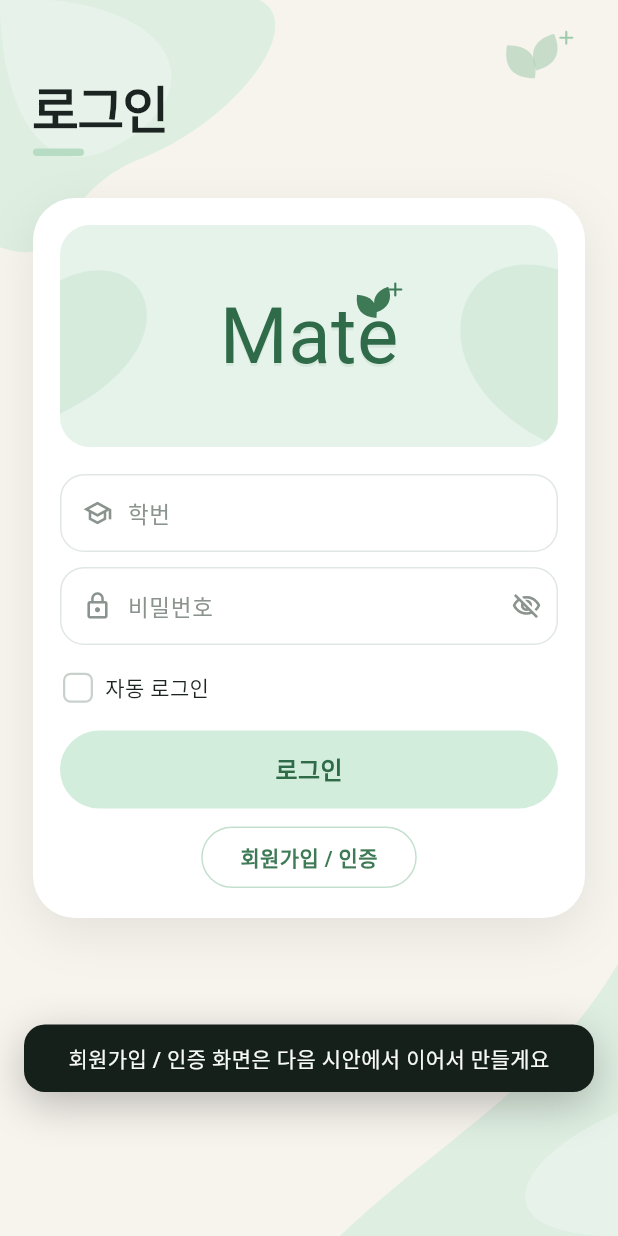
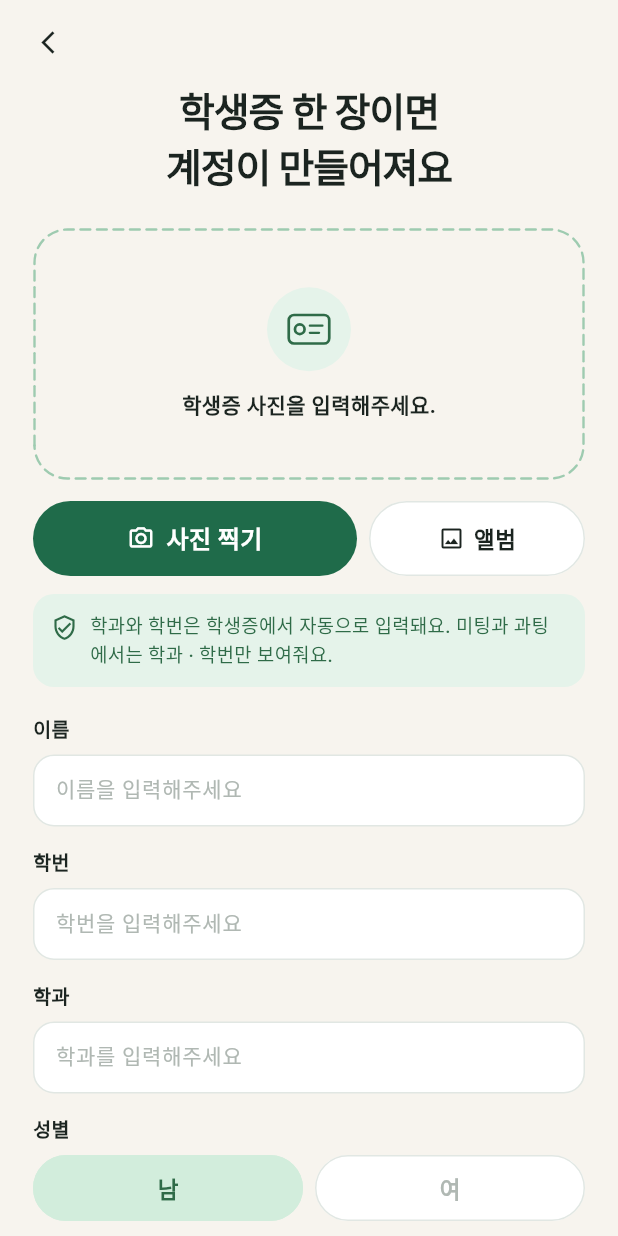
Before and after one commit to kimjieun060510/hack, a Flutter app: the screen it shows after launch, after a tap on "회원가입 / 인증", on a phone screen of 412 x 824 dp. Run offline on Flutter 3.47's test engine with Material 3 defaults, Android fonts, the phone set to English and light mode, and no system bars; Roboto replaces fonts that are missing (Jua).

Commit message:
Add signup screen matching the student-ID mock
회원가입/인증 opens a form with a fake ID scan, auto-filled name,
student ID and department, gender, and submit. Submit returns to
login with the student ID filled in. Camera and gallery are not
opened yet.

Co-authored-by: skswjrxla <skswjrxla@users.noreply.github.com>

```diff
--- /dev/null
+++ b/mate-flutter/lib/auth_ui.dart
@@ -0,0 +1,17 @@
+import 'package:flutter/material.dart';
+
+/// 로그인 · 회원가입이 같이 쓰는 색.
+class AuthUi {
+  static const bg = Color(0xFFF7F4EE);
+  static const blob = Color(0xFFD9EDDF);
+  static const blobSoft = Color(0xFFE7F3EA);
+  static const ink = Color(0xFF1B2420);
+  static const mut = Color(0xFF8A938D);
+  static const line = Color(0xFFE1E7E3);
+  static const mint = Color(0xFFE5F3EA);
+  static const mintBtn = Color(0xFFD2EDDC);
+  static const green = Color(0xFF3E7A55);
+  static const greenDeep = Color(0xFF2F6B48);
+  static const leaf = Color(0xFF9FCBAD);
+  static const priFill = Color(0xFF1F6B4A);
+}
--- a/mate-flutter/lib/screens/login.dart
+++ b/mate-flutter/lib/screens/login.dart
@@ -1,26 +1,12 @@
 import 'package:flutter/material.dart';
 import 'package:flutter/services.dart';
 
+import '../auth_ui.dart';
 import '../state.dart';
 import '../widgets.dart';
 
 /// 로그인 화면 (시안 그대로).
 /// 학번/비번 검사는 하지 않아요. 채널톡 연동 전까지는 로그인 버튼을 누르면 들어간 척만 해요.
-/// 회원가입 / 인증 화면은 다음 시안에서 붙입니다.
-
-class AuthUi {
-  static const bg = Color(0xFFF7F4EE);
-  static const blob = Color(0xFFD9EDDF);
-  static const blobSoft = Color(0xFFE7F3EA);
-  static const ink = Color(0xFF1B2420);
-  static const mut = Color(0xFF8A938D);
-  static const line = Color(0xFFE1E7E3);
-  static const mint = Color(0xFFE5F3EA);
-  static const mintBtn = Color(0xFFD2EDDC);
-  static const green = Color(0xFF3E7A55);
-  static const greenDeep = Color(0xFF2F6B48);
-  static const leaf = Color(0xFF9FCBAD);
-}
 
 class LoginScreen extends LiveView {
   const LoginScreen({super.key});
--- /dev/null
+++ b/mate-flutter/lib/screens/signup.dart
@@ -0,0 +1,414 @@
+import 'package:flutter/material.dart';
+import 'package:flutter/services.dart';
+
+import '../auth_ui.dart';
+import '../state.dart';
+import '../widgets.dart';
+
+/// 회원가입 / 인증 화면 (시안 그대로).
+/// 사진 찍기·앨범은 카메라를 켜지 않고, 학생증을 읽은 척만 해요. 채널톡 연동은 아직 없습니다.
+
+class SignupScreen extends LiveView {
+  const SignupScreen({super.key});
+
+  @override
+  Widget body(BuildContext context) {
+    return AnnotatedRegion<SystemUiOverlayStyle>(
+      value: SystemUiOverlayStyle.dark.copyWith(statusBarColor: Colors.transparent),
+      child: ColoredBox(
+        color: AuthUi.bg,
+        child: SafeArea(
+          child: Column(children: [
+            Padding(
+              padding: const EdgeInsets.fromLTRB(8, 4, 8, 0),
+              child: Align(
+                alignment: Alignment.centerLeft,
+                child: IconButton(
+                  key: const Key('signupBack'),
+                  tooltip: '로그인으로',
+                  onPressed: app.backToLogin,
+                  icon: const Icon(Icons.arrow_back_ios_new, size: 18, color: AuthUi.ink),
+                ),
+              ),
+            ),
+            Expanded(
+              child: LayoutBuilder(builder: (context, constraints) {
+                return SingleChildScrollView(
+                  padding: EdgeInsets.fromLTRB(22, 4, 22, 24 + MediaQuery.viewInsetsOf(context).bottom),
+                  child: ConstrainedBox(
+                    constraints: BoxConstraints(minHeight: constraints.maxHeight - 8),
+                    child: const _SignupForm(),
+                  ),
+                );
+              }),
+            ),
+          ]),
+        ),
+      ),
+    );
+  }
+}
+
+class _SignupForm extends LiveView {
+  const _SignupForm();
+
+  @override
+  Widget body(BuildContext context) {
+    return Column(crossAxisAlignment: CrossAxisAlignment.stretch, children: [
+      const Text(
+        '학생증 한 장이면\n계정이 만들어져요',
+        textAlign: TextAlign.center,
+        style: TextStyle(
+          fontSize: 26,
+          fontWeight: FontWeight.w800,
+          color: AuthUi.ink,
+          height: 1.35,
+          letterSpacing: -0.8,
+        ),
+      ),
+      const SizedBox(height: 22),
+      const _PhotoBox(),
+      const SizedBox(height: 14),
+      Row(children: [
+        Expanded(
+          flex: 3,
+          child: _FillBtn(
+            key: const Key('signupCamera'),
+            label: '사진 찍기',
+            icon: Icons.photo_camera_outlined,
+            onTap: app.signupPhoto == 'scanning' ? null : app.fakeSignupPhoto,
+          ),
+        ),
+        const SizedBox(width: 8),
+        Expanded(
+          flex: 2,
+          child: _GhostBtn(
+            key: const Key('signupAlbum'),
+            label: '앨범',
+            icon: Icons.image_outlined,
+            onTap: app.signupPhoto == 'scanning' ? null : app.fakeSignupPhoto,
+          ),
+        ),
+      ]),
+      const SizedBox(height: 12),
+      const _InfoBanner(),
+      const SizedBox(height: 18),
+      _LabeledField(label: '이름', hint: '이름을 입력해주세요', controller: app.signupNameC),
+      const SizedBox(height: 14),
+      _LabeledField(
+        label: '학번',
+        hint: '학번을 입력해주세요',
+        controller: app.signupIdC,
+        keyboardType: TextInputType.number,
+        inputFormatters: [FilteringTextInputFormatter.digitsOnly],
+      ),
+      const SizedBox(height: 14),
+      _LabeledField(label: '학과', hint: '학과를 입력해주세요', controller: app.signupDeptC),
+      const SizedBox(height: 14),
+      const _GenderRow(),
+      const SizedBox(height: 22),
+      _FillBtn(
+        key: const Key('signupSubmit'),
+        label: '제출',
+        busy: app.signupBusy,
+        onTap: app.signupBusy ? null : app.submitSignup,
+      ),
+    ]);
+  }
+}
+
+class _PhotoBox extends LiveView {
+  const _PhotoBox();
+
+  @override
+  Widget body(BuildContext context) {
+    final st = app.signupPhoto;
+    Widget inner;
+    if (st == 'scanning') {
+      inner = const Column(mainAxisAlignment: MainAxisAlignment.center, children: [
+        SizedBox(width: 28, height: 28, child: CircularProgressIndicator(strokeWidth: 2.6, color: AuthUi.greenDeep)),
+        SizedBox(height: 12),
+        Text('학생증을 읽고 있어요', style: TextStyle(fontSize: 14, fontWeight: FontWeight.w600, color: AuthUi.ink)),
+      ]);
+    } else if (st == 'done') {
+      inner = const Column(mainAxisAlignment: MainAxisAlignment.center, children: [
+        _IdBadge(done: true),
+        SizedBox(height: 12),
+        Text('학생증이 인식됐어요.', style: TextStyle(fontSize: 14, fontWeight: FontWeight.w700, color: AuthUi.ink)),
+        SizedBox(height: 4),
+        Text('아래 정보가 맞는지 확인해주세요.', style: TextStyle(fontSize: 12, color: AuthUi.mut)),
+      ]);
+    } else {
+      inner = const Column(mainAxisAlignment: MainAxisAlignment.center, children: [
+        _IdBadge(done: false),
+        SizedBox(height: 12),
+        Text('학생증 사진을 입력해주세요.', style: TextStyle(fontSize: 14, fontWeight: FontWeight.w600, color: AuthUi.ink)),
+      ]);
+    }
+
+    return CustomPaint(
+      painter: _DashPainter(color: st == 'done' ? AuthUi.green : const Color(0xFF9ECBB0)),
+      child: Container(
+        height: 168,
+        width: double.infinity,
+        alignment: Alignment.center,
+        padding: const EdgeInsets.symmetric(horizontal: 16),
+        child: inner,
+      ),
+    );
+  }
+}
+
+class _IdBadge extends StatelessWidget {
+  final bool done;
+  const _IdBadge({required this.done});
+
+  @override
+  Widget build(BuildContext context) {
+    return Container(
+      width: 56,
+      height: 56,
+      decoration: const BoxDecoration(color: AuthUi.mint, shape: BoxShape.circle),
+      child: Center(
+        child: done
+            ? const Icon(Icons.check, color: AuthUi.greenDeep, size: 28)
+            : CustomPaint(size: const Size(28, 20), painter: _MiniIdPainter()),
+      ),
+    );
+  }
+}
+
+class _MiniIdPainter extends CustomPainter {
+  @override
+  void paint(Canvas canvas, Size size) {
+    final stroke = Paint()
+      ..color = AuthUi.greenDeep
+      ..style = PaintingStyle.stroke
+      ..strokeWidth = 1.8
+      ..strokeJoin = StrokeJoin.round;
+    final r = RRect.fromRectAndRadius(Rect.fromLTWH(0.5, 0.5, size.width - 1, size.height - 1), const Radius.circular(3.5));
+    canvas.drawRRect(r, stroke);
+    canvas.drawCircle(Offset(size.width * 0.28, size.height * 0.50), 3.2, stroke);
+    final line = Paint()
+      ..color = AuthUi.greenDeep
+      ..strokeWidth = 1.5
+      ..strokeCap = StrokeCap.round;
+    canvas.drawLine(Offset(size.width * 0.52, size.height * 0.38), Offset(size.width * 0.82, size.height * 0.38), line);
+    canvas.drawLine(Offset(size.width * 0.52, size.height * 0.62), Offset(size.width * 0.74, size.height * 0.62), line);
+  }
+
+  @override
+  bool shouldRepaint(covariant CustomPainter oldDelegate) => false;
+}
+
+class _InfoBanner extends StatelessWidget {
+  const _InfoBanner();
+
+  @override
+  Widget build(BuildContext context) {
+    return Container(
+      padding: const EdgeInsets.fromLTRB(12, 12, 14, 12),
+      decoration: BoxDecoration(color: AuthUi.mint, borderRadius: BorderRadius.circular(14)),
+      child: const Row(crossAxisAlignment: CrossAxisAlignment.start, children: [
+        Padding(
+          padding: EdgeInsets.only(top: 1),
+          child: Icon(Icons.verified_user_outlined, size: 18, color: AuthUi.greenDeep),
+        ),
+        SizedBox(width: 8),
+        Expanded(
+          child: Text(
+            '학과와 학번은 학생증에서 자동으로 입력돼요. 미팅과 과팅에서는 학과 · 학번만 보여줘요.',
+            style: TextStyle(fontSize: 12.5, height: 1.45, color: AuthUi.greenDeep, fontWeight: FontWeight.w500),
+          ),
+        ),
+      ]),
+    );
+  }
+}
+
+class _LabeledField extends StatelessWidget {
+  final String label, hint;
+  final TextEditingController controller;
+  final TextInputType? keyboardType;
+  final List<TextInputFormatter>? inputFormatters;
+  const _LabeledField({
+    required this.label,
+    required this.hint,
+    required this.controller,
+    this.keyboardType,
+    this.inputFormatters,
+  });
+
+  @override
+  Widget build(BuildContext context) {
+    return Column(crossAxisAlignment: CrossAxisAlignment.start, children: [
+      Text(label, style: const TextStyle(fontSize: 13, fontWeight: FontWeight.w600, color: AuthUi.ink)),
+      const SizedBox(height: 8),
+      Container(
+        height: 48,
+        alignment: Alignment.center,
+        padding: const EdgeInsets.symmetric(horizontal: 14),
+        decoration: BoxDecoration(
+          color: Colors.white,
+          borderRadius: BorderRadius.circular(14),
+          border: Border.all(color: AuthUi.line),
+        ),
+        child: TextField(
+          controller: controller,
+          keyboardType: keyboardType,
+          inputFormatters: inputFormatters,
+          cursorColor: AuthUi.greenDeep,
+          style: const TextStyle(fontSize: 15, color: AuthUi.ink),
+          decoration: InputDecoration(
+            hintText: hint,
+            hintStyle: const TextStyle(color: Color(0xFFB0B8B3), fontSize: 14),
+            border: InputBorder.none,
+            isDense: true,
+          ),
+        ),
+      ),
+    ]);
+  }
+}
+
+class _GenderRow extends LiveView {
+  const _GenderRow();
+
+  @override
+  Widget body(BuildContext context) {
+    return Column(crossAxisAlignment: CrossAxisAlignment.start, children: [
+      const Text('성별', style: TextStyle(fontSize: 13, fontWeight: FontWeight.w600, color: AuthUi.ink)),
+      const SizedBox(height: 8),
+      Row(children: [
+        Expanded(child: _GenderChip(id: 'm', label: '남')),
+        const SizedBox(width: 8),
+        Expanded(child: _GenderChip(id: 'f', label: '여')),
+      ]),
+    ]);
+  }
+}
+
+class _GenderChip extends StatelessWidget {
+  final String id, label;
+  const _GenderChip({required this.id, required this.label});
+
+  @override
+  Widget build(BuildContext context) {
+    final on = app.signupGender == id;
+    return Material(
+      color: on ? AuthUi.mintBtn : Colors.white,
+      borderRadius: BorderRadius.circular(22),
+      child: InkWell(
+        key: Key('gender-$id'),
+        onTap: () => app.setSignupGender(id),
+        borderRadius: BorderRadius.circular(22),
+        child: Container(
+          height: 44,
+          alignment: Alignment.center,
+          decoration: BoxDecoration(
+            borderRadius: BorderRadius.circular(22),
+            border: Border.all(color: on ? AuthUi.mintBtn : AuthUi.line),
+          ),
+          child: Text(
+            label,
+            style: TextStyle(fontSize: 15, fontWeight: FontWeight.w600, color: on ? AuthUi.greenDeep : const Color(0xFFB0B8B3)),
+          ),
+        ),
+      ),
+    );
+  }
+}
+
+class _FillBtn extends StatelessWidget {
+  final String label;
+  final IconData? icon;
+  final VoidCallback? onTap;
+  final bool busy;
+  const _FillBtn({super.key, required this.label, this.icon, this.onTap, this.busy = false});
+
+  @override
+  Widget build(BuildContext context) {
+    return SizedBox(
+      height: 50,
+      child: Material(
+        color: AuthUi.priFill,
+        borderRadius: BorderRadius.circular(25),
+        child: InkWell(
+          onTap: onTap,
+          borderRadius: BorderRadius.circular(25),
+          child: Center(
+            child: busy
+                ? const SizedBox(width: 22, height: 22, child: CircularProgressIndicator(strokeWidth: 2.4, color: Colors.white))
+                : Row(mainAxisSize: MainAxisSize.min, children: [
+                    if (icon != null) ...[Icon(icon, size: 18, color: Colors.white), const SizedBox(width: 8)],
+                    Text(label, style: const TextStyle(color: Colors.white, fontSize: 16, fontWeight: FontWeight.w700)),
+                  ]),
+          ),
+        ),
+      ),
+    );
+  }
+}
+
+class _GhostBtn extends StatelessWidget {
+  final String label;
+  final IconData icon;
+  final VoidCallback? onTap;
+  const _GhostBtn({super.key, required this.label, required this.icon, this.onTap});
+
+  @override
+  Widget build(BuildContext context) {
+    return SizedBox(
+      height: 50,
+      child: Material(
+        color: Colors.white,
+        borderRadius: BorderRadius.circular(25),
+        child: InkWell(
+          onTap: onTap,
+          borderRadius: BorderRadius.circular(25),
+          child: Container(
+            alignment: Alignment.center,
+            decoration: BoxDecoration(
+              borderRadius: BorderRadius.circular(25),
+              border: Border.all(color: AuthUi.line),
+            ),
+            child: Row(mainAxisSize: MainAxisSize.min, children: [
+              Icon(icon, size: 18, color: AuthUi.ink),
+              const SizedBox(width: 6),
+              Text(label, style: const TextStyle(color: AuthUi.ink, fontSize: 15, fontWeight: FontWeight.w700)),
+            ]),
+          ),
+        ),
+      ),
+    );
+  }
+}
+
+class _DashPainter extends CustomPainter {
+  final Color color;
+  const _DashPainter({required this.color});
+
+  @override
+  void paint(Canvas canvas, Size size) {
+    final rrect = RRect.fromRectAndRadius(Rect.fromLTWH(1, 1, size.width - 2, size.height - 2), const Radius.circular(22));
+    final path = Path()..addRRect(rrect);
+    final paint = Paint()
+      ..color = color
+      ..style = PaintingStyle.stroke
+      ..strokeWidth = 1.6
+      ..strokeCap = StrokeCap.round;
+    const dash = 6.5;
+    const gap = 4.5;
+    for (final metric in path.computeMetrics()) {
+      var d = 0.0;
+      while (d < metric.length) {
+        final next = (d + dash).clamp(0, metric.length).toDouble();
+        canvas.drawPath(metric.extractPath(d, next), paint);
+        d += dash + gap;
+      }
+    }
+  }
+
+  @override
+  bool shouldRepaint(covariant _DashPainter oldDelegate) => oldDelegate.color != color;
+}
--- a/mate-flutter/lib/shell.dart
+++ b/mate-flutter/lib/shell.dart
@@ -6,6 +6,7 @@ import 'screens/calendar.dart';
 import 'screens/login.dart';
 import 'screens/onboarding.dart';
 import 'screens/reco.dart';
+import 'screens/signup.dart';
 import 'screens/social.dart';
 import 'state.dart';
 import 'theme.dart';
@@ -24,7 +25,7 @@ class Shell extends LiveView {
 
     Widget page;
     if (!app.loggedIn) {
-      page = const LoginScreen();
+      page = app.authPage == 'signup' ? const SignupScreen() : const LoginScreen();
     } else if (app.onboard == 0) {
       page = const VerifyScreen();
     } else if (app.onboard == 1) {
--- a/mate-flutter/lib/state.dart
+++ b/mate-flutter/lib/state.dart
@@ -63,15 +63,24 @@ class AppState extends ChangeNotifier {
   }
 
   int _uid = 100;
-  Timer? _toastT, _bannerT, _searchT, _loginT;
+  Timer? _toastT, _bannerT, _searchT, _loginT, _signupT;
 
   // ---- 로그인 (채널톡 연동 전 · 된 척만)
   bool loggedIn = false;
   bool autoLogin = false;
   bool loginObscure = true;
   bool loginBusy = false;
+  String authPage = 'login'; // login | signup
   final studentIdC = TextEditingController();
   final passwordC = TextEditingController();
+
+  // ---- 회원가입
+  String signupPhoto = 'idle'; // idle | scanning | done
+  String signupGender = 'm'; // m | f
+  bool signupBusy = false;
+  final signupNameC = TextEditingController();
+  final signupIdC = TextEditingController();
+  final signupDeptC = TextEditingController();
 
   // ---- 화면 상태
   int? onboard; // 0 인증, 1 관심사, null 이면 메인 화면. 로그인이 먼저라 시작은 null.
@@ -119,8 +128,15 @@ class AppState extends ChangeNotifier {
     autoLogin = false;
     loginObscure = true;
     loginBusy = false;
+    authPage = 'login';
     studentIdC.clear();
     passwordC.clear();
+    signupPhoto = 'idle';
+    signupGender = 'm';
+    signupBusy = false;
+    signupNameC.clear();
+    signupIdC.clear();
+    signupDeptC.clear();
     onboard = null;
     verify = 'idle';
     tab = 'cal';
@@ -405,7 +421,13 @@ class AppState extends ChangeNotifier {
 
   /// 안드로이드 뒤로가기. 처리했으면 true, 앱을 나가도 되면 false.
   bool back() {
-    if (!loggedIn) return false;
+    if (!loggedIn) {
+      if (authPage == 'signup') {
+        backToLogin();
+        return true;
+      }
+      return false;
+    }
     if (push) {
       push = false;
       _n();
@@ -442,6 +464,7 @@ class AppState extends ChangeNotifier {
     if (i == 0) {
       loggedIn = false;
       loginBusy = false;
+      authPage = 'login';
       onboard = null;
       verify = 'idle';
       _n();
@@ -467,6 +490,7 @@ class AppState extends ChangeNotifier {
     _toastT?.cancel();
     _bannerT?.cancel();
     _loginT?.cancel();
+    _signupT?.cancel();
     _init();
     _n();
   }
@@ -499,15 +523,74 @@ class AppState extends ChangeNotifier {
     });
   }
 
-  /// 회원가입 시안이 오면 이 자리에 화면을 붙입니다.
+  /// 회원가입 시안으로 이동해요. 채널톡 연동은 아직 없습니다.
   void goSignup() {
-    showToast('회원가입 / 인증 화면은 다음 시안에서 이어서 만들게요');
+    _signupT?.cancel();
+    authPage = 'signup';
+    signupPhoto = 'idle';
+    signupBusy = false;
+    signupGender = 'm';
+    signupNameC.clear();
+    signupIdC.clear();
+    signupDeptC.clear();
+    _n();
+  }
+
+  void backToLogin() {
+    _signupT?.cancel();
+    authPage = 'login';
+    signupBusy = false;
+    signupPhoto = 'idle';
+    _n();
+  }
+
+  void setSignupGender(String v) {
+    signupGender = v;
+    _n();
+  }
+
+  /// 카메라/앨범을 실제로 열지 않고, 학생증을 읽은 척한 뒤 예시 값을 채워요.
+  void fakeSignupPhoto() {
+    if (signupPhoto == 'scanning') return;
+    FocusManager.instance.primaryFocus?.unfocus();
+    signupPhoto = 'scanning';
+    _n();
+    _signupT?.cancel();
+    _signupT = Timer(const Duration(milliseconds: 800), () {
+      signupPhoto = 'done';
+      signupNameC.text = '혜인';
+      signupIdC.text = '20231234';
+      signupDeptC.text = '소프트웨어학과';
+      _n();
+    });
+  }
+
+  void submitSignup() {
+    if (signupBusy) return;
+    FocusManager.instance.primaryFocus?.unfocus();
+    final name = signupNameC.text.trim();
+    final id = signupIdC.text.trim();
+    final dept = signupDeptC.text.trim();
+    if (name.isEmpty || id.isEmpty || dept.isEmpty) {
+      showToast('이름, 학번, 학과를 입력해주세요');
+      return;
+    }
+    signupBusy = true;
+    _n();
+    _signupT?.cancel();
+    _signupT = Timer(const Duration(milliseconds: 450), () {
+      studentIdC.text = id;
+      signupBusy = false;
+      authPage = 'login';
+      showToast('계정이 만들어졌어요. 로그인해주세요');
+    });
   }
 
   void logout() {
     _loginT?.cancel();
     loggedIn = false;
     loginBusy = false;
+    authPage = 'login';
     _n();
   }
 
@@ -973,8 +1056,12 @@ class AppState extends ChangeNotifier {
     _bannerT?.cancel();
     _searchT?.cancel();
     _loginT?.cancel();
+    _signupT?.cancel();
     studentIdC.dispose();
     passwordC.dispose();
+    signupNameC.dispose();
+    signupIdC.dispose();
+    signupDeptC.dispose();
     mealMsgC.dispose();
     addTitleC.dispose();
     addDateC.dispose();
```
Also changed, not shown: 1 other file.
